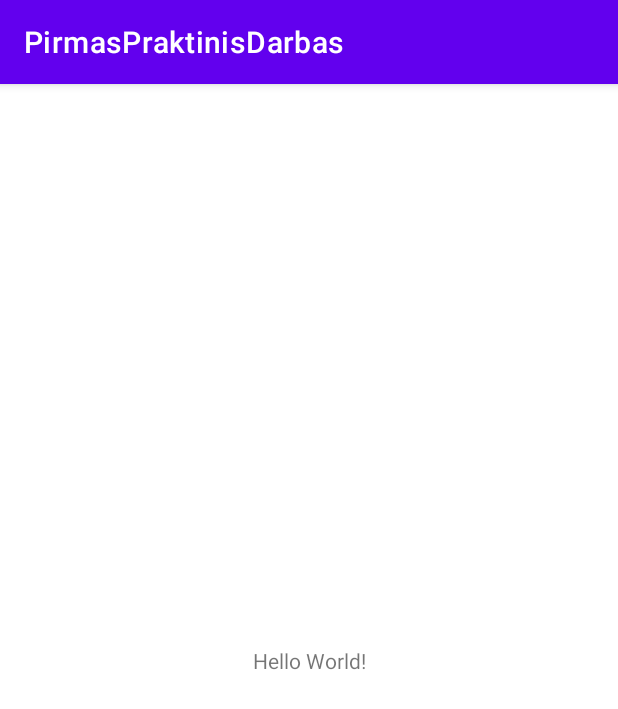
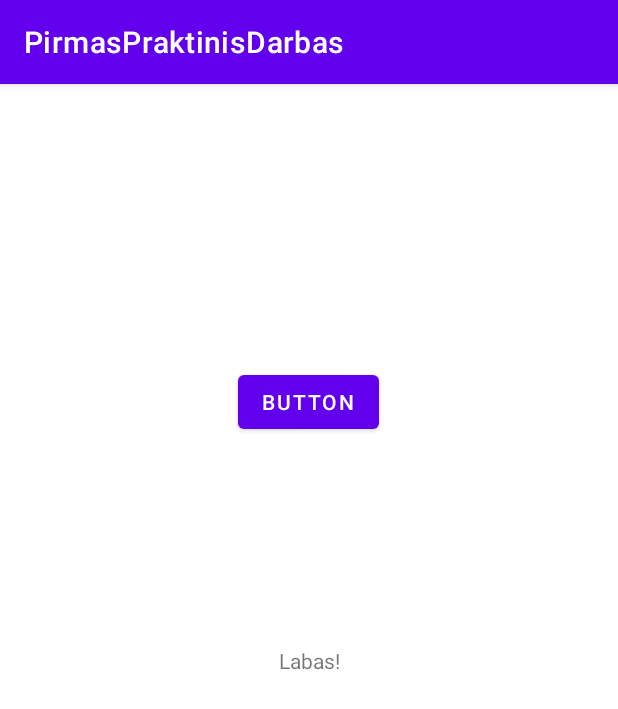
Before and after one commit to lauratmanaviciute/PirmasPraktinisDarbas, an Android app: the screen it shows after launch (MainActivity), on a phone screen of 412 x 824 dp. Shown: the top 709 px of the screen. Run offline under Robolectric (Android 15) with nearby library versions, the phone set to English and light mode, and no system bars.

Commit message:
Added changeText button and implemented logic

```diff
--- a/app/src/main/java/com/example/pirmaspraktinisdarbas/MainActivity.java
+++ b/app/src/main/java/com/example/pirmaspraktinisdarbas/MainActivity.java
@@ -3,12 +3,27 @@ package com.example.pirmaspraktinisdarbas;
 import androidx.appcompat.app.AppCompatActivity;
 
 import android.os.Bundle;
+import android.view.View;
+import android.widget.Button;
+import android.widget.TextView;
 
 public class MainActivity extends AppCompatActivity {
+
+    TextView tvMain;
+    Button btnChangeMainText;
 
     @Override
     protected void onCreate(Bundle savedInstanceState) {
         super.onCreate(savedInstanceState);
         setContentView(R.layout.activity_main);
+
+        this.tvMain = findViewById(R.id.tvMain);
+
+        this.btnChangeMainText = (Button) findViewById(R.id.btnChangeMainText);
+        btnChangeMainText.setOnClickListener(new View.OnClickListener() {
+            public void onClick(View v) {
+                tvMain.setText("Viso gero!");
+            }
+        });
     }
 }
--- a/app/src/main/res/layout/activity_main.xml
+++ b/app/src/main/res/layout/activity_main.xml
@@ -7,12 +7,24 @@
     tools:context=".MainActivity">
 
     <TextView
+        android:id="@+id/tvMain"
         android:layout_width="wrap_content"
         android:layout_height="wrap_content"
-        android:text="Hello World!"
+        android:text="Labas!"
         app:layout_constraintBottom_toBottomOf="parent"
         app:layout_constraintEnd_toEndOf="parent"
         app:layout_constraintStart_toStartOf="parent"
         app:layout_constraintTop_toTopOf="parent" />
 
+    <Button
+        android:id="@+id/btnChangeMainText"
+        android:layout_width="wrap_content"
+        android:layout_height="wrap_content"
+        android:layout_marginTop="188dp"
+        android:text="Button"
+        app:layout_constraintEnd_toEndOf="parent"
+        app:layout_constraintHorizontal_bias="0.498"
+        app:layout_constraintStart_toStartOf="parent"
+        app:layout_constraintTop_toTopOf="parent" />
+
 </androidx.constraintlayout.widget.ConstraintLayout>
```
